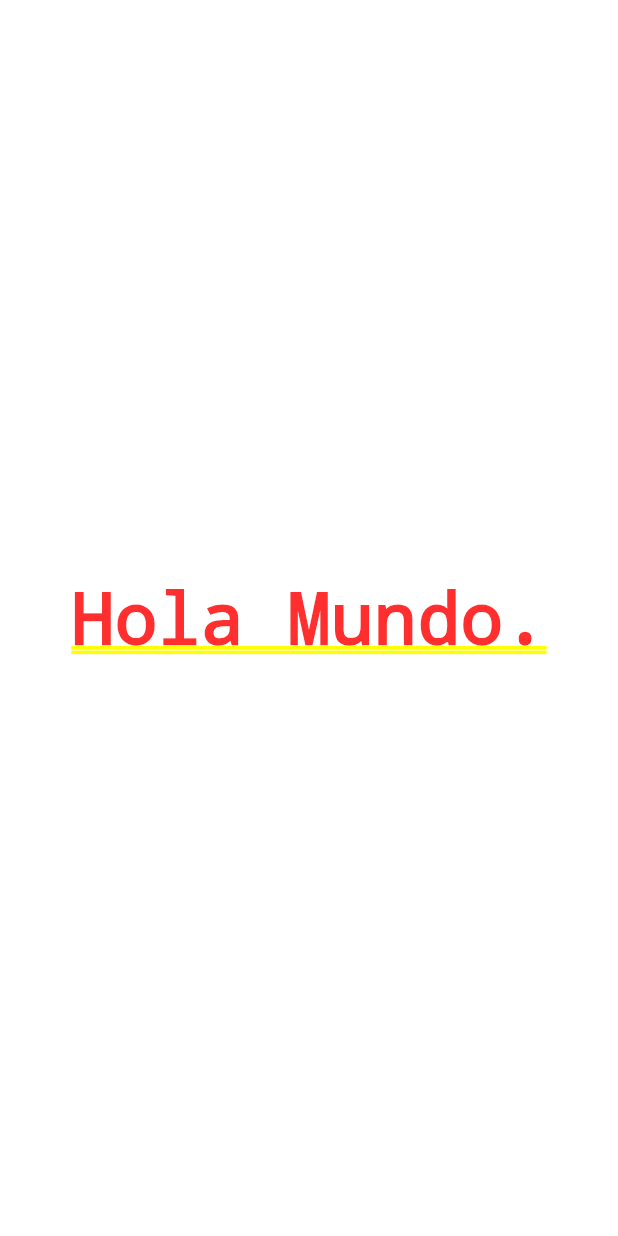
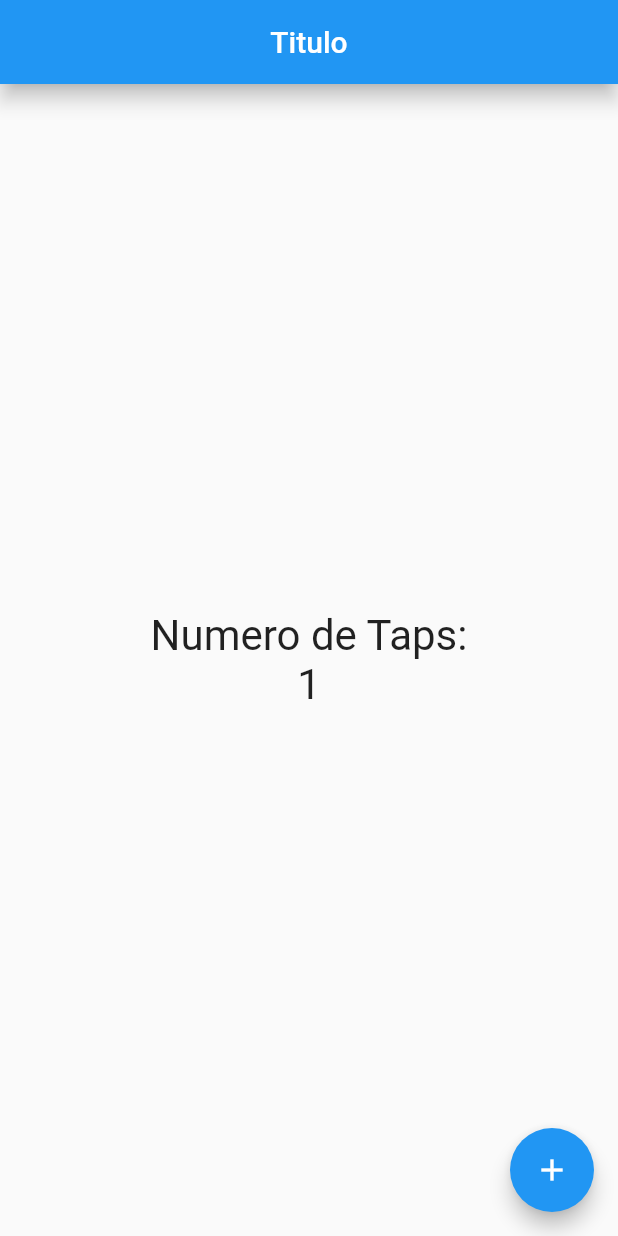
Before and after one commit to snestors/tuto2, a Flutter app: the screen it shows after launch, on a phone screen of 412 x 824 dp. Run offline on Flutter 3.47's test engine with Material 2 defaults, Android fonts, the phone set to English and light mode, and no system bars.

Commit message:
17/03/2022 - 1642

```diff
--- a/lib/main.dart
+++ b/lib/main.dart
@@ -1,6 +1,6 @@
 import 'package:flutter/material.dart';
-import 'package:tuto/src/app.dart';
+import 'src/app.dart';
 
 void main() {
-  runApp(new MyApp());
+  runApp(const MyApp());
 }
--- a/lib/src/app.dart
+++ b/lib/src/app.dart
@@ -1,10 +1,12 @@
 import 'package:flutter/material.dart';
+import 'package:tuto/src/pages/home_page.dart';
 
 class MyApp extends StatelessWidget {
+  const MyApp({Key? key}) : super(key: key);
   @override
   Widget build(context) {
-    return MaterialApp(
-      home: Center(child: Text("Hola Mundo.")),
+    return const MaterialApp(
+      home: HomePage(),
     );
   }
 }
--- /dev/null
+++ b/lib/src/pages/home_page.dart
@@ -0,0 +1,39 @@
+import 'package:flutter/material.dart';
+
+class HomePage extends StatelessWidget {
+  const HomePage({Key? key}) : super(key: key);
+
+  final textSytle = const TextStyle(fontSize: 28);
+
+  @override
+  Widget build(BuildContext context) {
+    return Scaffold(
+      appBar: AppBar(
+        title: const Text("Titulo"),
+        centerTitle: true,
+        elevation: 5.5,
+      ),
+      body: Center(
+        child: Column(
+          mainAxisAlignment: MainAxisAlignment.center,
+          children: <Widget>[
+            Text(
+              "Numero de Taps:",
+              style: textSytle,
+            ),
+            Text(
+              "1",
+              style: textSytle,
+            ),
+          ],
+        ),
+      ),
+      floatingActionButton: const FloatingActionButton(
+        onPressed: null,
+        elevation: 5.5,
+        child: Icon(Icons.add),
+      ),
+      floatingActionButtonLocation: FloatingActionButtonLocation.endFloat,
+    );
+  }
+}
```
